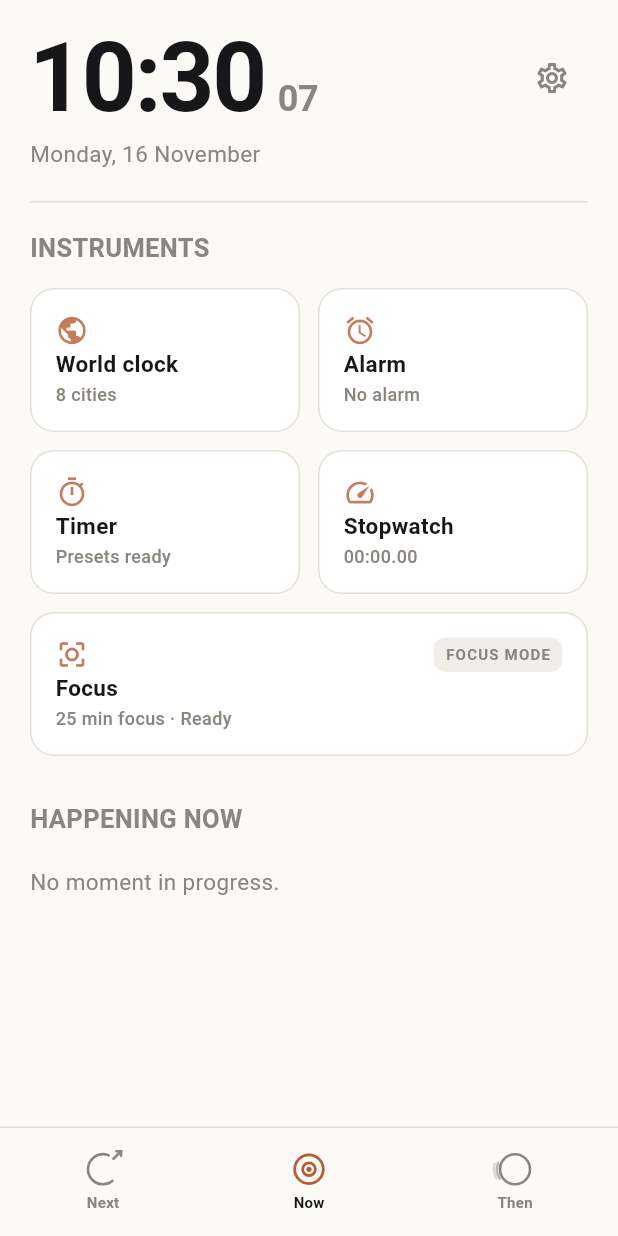
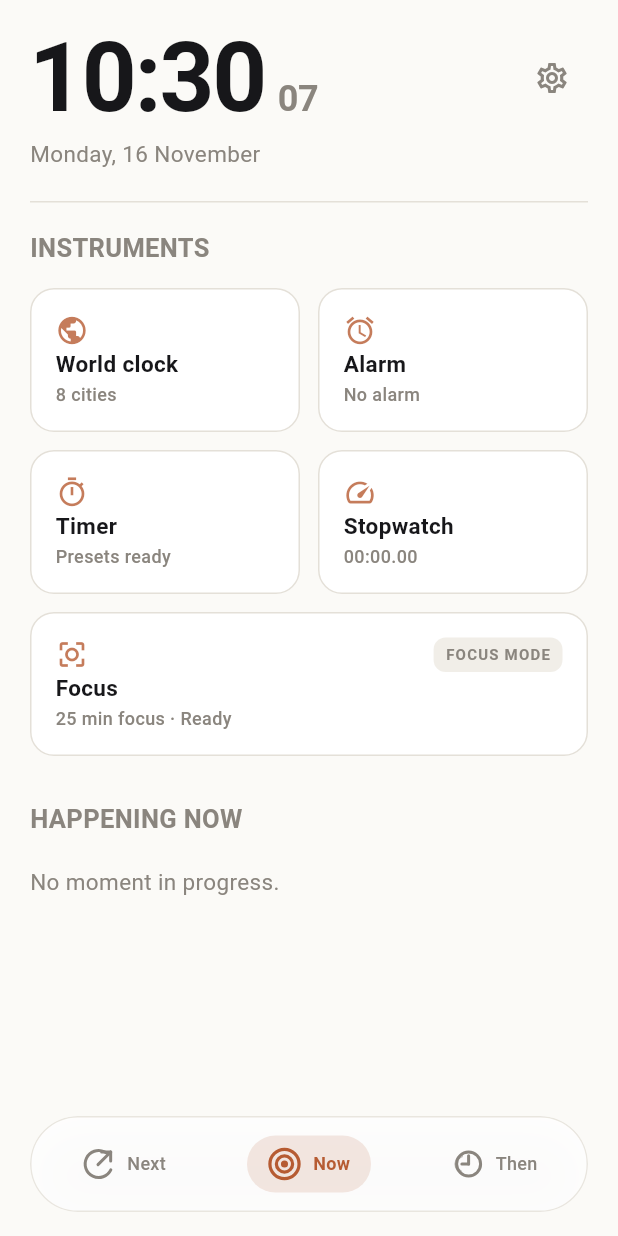
Before and after one commit to kachakaran6/kairos, a Flutter app: the screen it shows after launch, on a phone screen of 412 x 824 dp. Run offline on Flutter 3.47's test engine with Material 3 defaults, Android fonts, the phone set to English and light mode, and no system bars; our stand-ins replace flutter_riverpod, shared_preferences.

Commit message:
feat(ui): implement floating frosted-glass pill bottom navigation with micro-animations

```diff
--- a/lib/app/shell/kairos_bottom_nav.dart
+++ b/lib/app/shell/kairos_bottom_nav.dart
@@ -1,10 +1,12 @@
+import 'dart:ui';
+
 import 'package:flutter/material.dart';
 
+import '../../core/design/radius_tokens.dart';
 import '../../core/design/spacing_tokens.dart';
 import '../../core/theme/theme_extension.dart';
 
-/// Custom three-tab bottom navigation per spec §6.3.
-/// No pill, no Material component. Colour change + scale is the affordance.
+/// Floating pill bottom navigation bar with Apple-inspired frosted glass aesthetic.
 class KairosBottomNav extends StatelessWidget {
   const KairosBottomNav({
     super.key,
@@ -19,33 +21,52 @@ class KairosBottomNav extends StatelessWidget {
   Widget build(BuildContext context) {
     final kairos = KairosTheme.of(context);
     final colours = kairos.colours;
-    final bottom = MediaQuery.of(context).padding.bottom;
+    final bottomPadding = MediaQuery.of(context).padding.bottom;
 
-    return Container(
+    return Padding(
+      padding: EdgeInsets.only(
+        left: Space.phoneMargin,
+        right: Space.phoneMargin,
+        bottom: bottomPadding > 0 ? bottomPadding : Space.md,
+      ),
+      child: ClipRRect(
+        borderRadius: BorderRadius.circular(RadiusTokens.pill),
+        child: BackdropFilter(
+          filter: ImageFilter.blur(sigmaX: 20, sigmaY: 20),
+          child: Container(
+            height: 64,
             decoration: BoxDecoration(
-        color: colours.background,
-        border: Border(top: BorderSide(color: colours.border, width: 1)),
+              color: colours.surface.withValues(alpha: 0.85),
+              borderRadius: BorderRadius.circular(RadiusTokens.pill),
+              border: Border.all(
+                color: colours.border.withValues(alpha: 0.8),
+                width: 1,
               ),
-      padding: EdgeInsets.only(bottom: bottom),
-      child: SizedBox(
-        height: 72,
+              boxShadow: [
+                BoxShadow(
+                  color: Colors.black.withValues(alpha: colours.isDark ? 0.35 : 0.08),
+                  blurRadius: 24,
+                  offset: const Offset(0, 8),
+                ),
+              ],
+            ),
             child: Row(
               children: <Widget>[
-            _NavItem(
+                _FloatingNavItem(
                   index: 0,
                   label: 'Next',
                   icon: const _NextIcon(),
                   currentIndex: currentIndex,
                   onTap: onChanged,
                 ),
-            _NavItem(
+                _FloatingNavItem(
                   index: 1,
                   label: 'Now',
                   icon: const _NowIcon(),
                   currentIndex: currentIndex,
                   onTap: onChanged,
                 ),
-            _NavItem(
+                _FloatingNavItem(
                   index: 2,
                   label: 'Then',
                   icon: const _ThenIcon(),
@@ -55,12 +76,14 @@ class KairosBottomNav extends StatelessWidget {
               ],
             ),
           ),
+        ),
+      ),
     );
   }
 }
 
-class _NavItem extends StatelessWidget {
-  const _NavItem({
+class _FloatingNavItem extends StatelessWidget {
+  const _FloatingNavItem({
     required this.index,
     required this.label,
     required this.icon,
@@ -74,43 +97,57 @@ class _NavItem extends StatelessWidget {
   final int currentIndex;
   final ValueChanged<int> onTap;
 
+  bool get _selected => index == currentIndex;
+
   @override
   Widget build(BuildContext context) {
     final kairos = KairosTheme.of(context);
     final colours = kairos.colours;
-    final active = index == currentIndex;
-    final color = active ? colours.accent : colours.textTertiary;
 
     return Expanded(
-      child: Semantics(
-        button: true,
-        selected: active,
-        label: label,
+      child: Material(
+        color: Colors.transparent,
         child: InkWell(
+          borderRadius: BorderRadius.circular(RadiusTokens.pill),
           onTap: () => onTap(index),
-          child: SizedBox(
-            height: double.infinity,
-            child: Column(
+          child: Center(
+            child: AnimatedContainer(
+              duration: const Duration(milliseconds: 220),
+              curve: Curves.easeOutCubic,
+              padding: const EdgeInsets.symmetric(horizontal: 14, vertical: 8),
+              decoration: BoxDecoration(
+                color: _selected
+                    ? colours.accent.withValues(alpha: 0.14)
+                    : Colors.transparent,
+                borderRadius: BorderRadius.circular(RadiusTokens.pill),
+              ),
+              child: Row(
+                mainAxisSize: MainAxisSize.min,
                 mainAxisAlignment: MainAxisAlignment.center,
                 children: <Widget>[
                   AnimatedScale(
-                  scale: active ? 1.06 : 1.0,
+                    scale: _selected ? 1.08 : 1.0,
                     duration: const Duration(milliseconds: 200),
-                  curve: Curves.easeOutCubic,
                     child: IconTheme(
-                    data: IconThemeData(color: color, size: 24),
+                      data: IconThemeData(
+                        size: 20,
+                        color: _selected ? colours.accent : colours.textTertiary,
+                      ),
                       child: icon,
                     ),
                   ),
-                const SizedBox(height: Space.xxs),
+                  const SizedBox(width: Space.xs),
                   Text(
                     label,
-                  style: kairos.typeScale.micro.copyWith(
-                    color: active ? colours.textPrimary : colours.textTertiary,
-                    fontWeight: FontWeight.w600,
+                    style: kairos.typeScale.caption.copyWith(
+                      fontSize: 12,
+                      fontWeight: _selected ? FontWeight.w700 : FontWeight.w500,
+                      color: _selected ? colours.accent : colours.textTertiary,
+                      letterSpacing: 0.2,
                     ),
                   ),
                 ],
+              ),
             ),
           ),
         ),
@@ -119,57 +156,45 @@ class _NavItem extends StatelessWidget {
   }
 }
 
-// ---- Custom tab glyphs (§5.8), drawn as CustomPainter, 24x24, 1.75pt stroke ----
-
 class _NextIcon extends StatelessWidget {
   const _NextIcon();
 
   @override
   Widget build(BuildContext context) {
     final color = IconTheme.of(context).color ?? Colors.white;
-    return CustomPaint(size: const Size(24, 24), painter: _NextPainter(color));
+    return CustomPaint(
+      size: const Size.square(22),
+      painter: _NextIconPainter(color: color),
+    );
   }
 }
 
-class _NextPainter extends CustomPainter {
-  _NextPainter(this.color);
+class _NextIconPainter extends CustomPainter {
+  const _NextIconPainter({required this.color});
+
   final Color color;
 
   @override
   void paint(Canvas canvas, Size size) {
     final paint = Paint()
       ..color = color
-      ..strokeWidth = 1.75
+      ..strokeWidth = 2.0
       ..strokeCap = StrokeCap.round
       ..strokeJoin = StrokeJoin.round
       ..style = PaintingStyle.stroke;
-    final c = Offset(size.width / 2, size.height / 2);
-    final r = size.width / 2 - 2;
-    // Circle with a gap at top-right (~45deg region).
-    canvas.drawArc(
-      Rect.fromCircle(center: c, radius: r),
-      0.9,
-      4.2,
-      false,
-      paint,
-    );
-    // Arrow leaving the gap, pointing up-right.
-    final start = Offset(c.dx + r * 0.7, c.dy - r * 0.7);
-    canvas.drawLine(start, start + const Offset(5, -5), paint);
-    canvas.drawLine(
-      start + const Offset(5, -5),
-      start + const Offset(2, -5),
-      paint,
-    );
-    canvas.drawLine(
-      start + const Offset(5, -5),
-      start + const Offset(5, -2),
-      paint,
-    );
+
+    final rect = Rect.fromLTWH(2, 2, size.width - 4, size.height - 4);
+    canvas.drawArc(rect, 0.45, 4.9, false, paint);
+
+    final tip = Offset(size.width - 3, 3);
+    canvas.drawLine(Offset(size.width * 0.48, size.height * 0.52), tip, paint);
+    canvas.drawLine(tip, Offset(tip.dx - 6, tip.dy), paint);
+    canvas.drawLine(tip, Offset(tip.dx, tip.dy + 6), paint);
   }
 
   @override
-  bool shouldRepaint(covariant _NextPainter old) => old.color != color;
+  bool shouldRepaint(covariant _NextIconPainter oldDelegate) =>
+      oldDelegate.color != color;
 }
 
 class _NowIcon extends StatelessWidget {
@@ -178,32 +203,38 @@ class _NowIcon extends StatelessWidget {
   @override
   Widget build(BuildContext context) {
     final color = IconTheme.of(context).color ?? Colors.white;
-    return CustomPaint(size: const Size(24, 24), painter: _NowPainter(color));
+    return CustomPaint(
+      size: const Size.square(22),
+      painter: _NowIconPainter(color: color),
+    );
   }
 }
 
-class _NowPainter extends CustomPainter {
-  _NowPainter(this.color);
+class _NowIconPainter extends CustomPainter {
+  const _NowIconPainter({required this.color});
+
   final Color color;
 
   @override
   void paint(Canvas canvas, Size size) {
-    final paint = Paint()
+    final stroke = Paint()
       ..color = color
-      ..strokeWidth = 1.75
-      ..strokeCap = StrokeCap.round
+      ..strokeWidth = 2.0
       ..style = PaintingStyle.stroke;
-    final c = Offset(size.width / 2, size.height / 2);
-    canvas.drawCircle(c, 9, paint);
-    canvas.drawCircle(c, 4, paint);
-    final dot = Paint()
+
+    final center = Offset(size.width / 2, size.height / 2);
+    canvas.drawCircle(center, size.width / 2 - 2, stroke);
+    canvas.drawCircle(center, size.width / 2 - 6, stroke);
+
+    final fill = Paint()
       ..color = color
       ..style = PaintingStyle.fill;
-    canvas.drawCircle(c, 1.6, dot);
+    canvas.drawCircle(center, 2.2, fill);
   }
 
   @override
-  bool shouldRepaint(covariant _NowPainter old) => old.color != color;
+  bool shouldRepaint(covariant _NowIconPainter oldDelegate) =>
+      oldDelegate.color != color;
 }
 
 class _ThenIcon extends StatelessWidget {
@@ -212,51 +243,48 @@ class _ThenIcon extends StatelessWidget {
   @override
   Widget build(BuildContext context) {
     final color = IconTheme.of(context).color ?? Colors.white;
-    return CustomPaint(size: const Size(24, 24), painter: _ThenPainter(color));
+    return CustomPaint(
+      size: const Size.square(22),
+      painter: _ThenIconPainter(color: color),
+    );
   }
 }
 
-class _ThenPainter extends CustomPainter {
-  _ThenPainter(this.color);
+class _ThenIconPainter extends CustomPainter {
+  const _ThenIconPainter({required this.color});
+
   final Color color;
 
   @override
   void paint(Canvas canvas, Size size) {
     final paint = Paint()
       ..color = color
-      ..strokeWidth = 1.75
+      ..strokeWidth = 2.0
       ..strokeCap = StrokeCap.round
       ..style = PaintingStyle.stroke;
-    final c = Offset(size.width / 2, size.height / 2);
-    final r = size.width / 2 - 2;
-    canvas.drawCircle(c, r, paint);
-    // Trail of two arcs behind (left side), fading.
-    final fade1 = Paint()
-      ..color = color.withValues(alpha: 0.55)
-      ..strokeWidth = 1.75
+
+    final center = Offset(size.width / 2 + 1, size.height / 2);
+    canvas.drawCircle(center, size.width / 2 - 3, paint);
+
+    canvas.drawLine(center, Offset(center.dx, center.dy - 5.5), paint);
+    canvas.drawLine(center, Offset(center.dx - 4.5, center.dy), paint);
+
+    final trail = Paint()
+      ..color = color.withValues(alpha: 0.45)
+      ..strokeWidth = 2.0
       ..strokeCap = StrokeCap.round
       ..style = PaintingStyle.stroke;
-    final fade2 = Paint()
-      ..color = color.withValues(alpha: 0.25)
-      ..strokeWidth = 1.75
-      ..strokeCap = StrokeCap.round
-      ..style = PaintingStyle.stroke;
+
     canvas.drawArc(
-      Rect.fromCircle(center: c, radius: r + 2),
-      2.6,
-      0.9,
+      Rect.fromCircle(center: Offset(center.dx - 3, center.dy), radius: 5.5),
+      2.0,
+      2.4,
       false,
-      fade1,
-    );
-    canvas.drawArc(
-      Rect.fromCircle(center: c, radius: r + 4),
-      2.7,
-      0.7,
-      false,
-      fade2,
+      trail,
     );
   }
 
   @override
-  bool shouldRepaint(covariant _ThenPainter old) => old.color != color;
+  bool shouldRepaint(covariant _ThenIconPainter oldDelegate) =>
+      oldDelegate.color != color;
 }
--- a/lib/app/shell/kairos_shell.dart
+++ b/lib/app/shell/kairos_shell.dart
@@ -36,6 +36,7 @@ class _KairosShellState extends State<KairosShell> {
     final kairos = KairosTheme.of(context);
     return Scaffold(
       backgroundColor: kairos.colours.background,
+      extendBody: true,
       body: IndexedStack(
         index: _index,
         children: const <Widget>[
```
Lines whose indentation alone changed are shown as unchanged.
